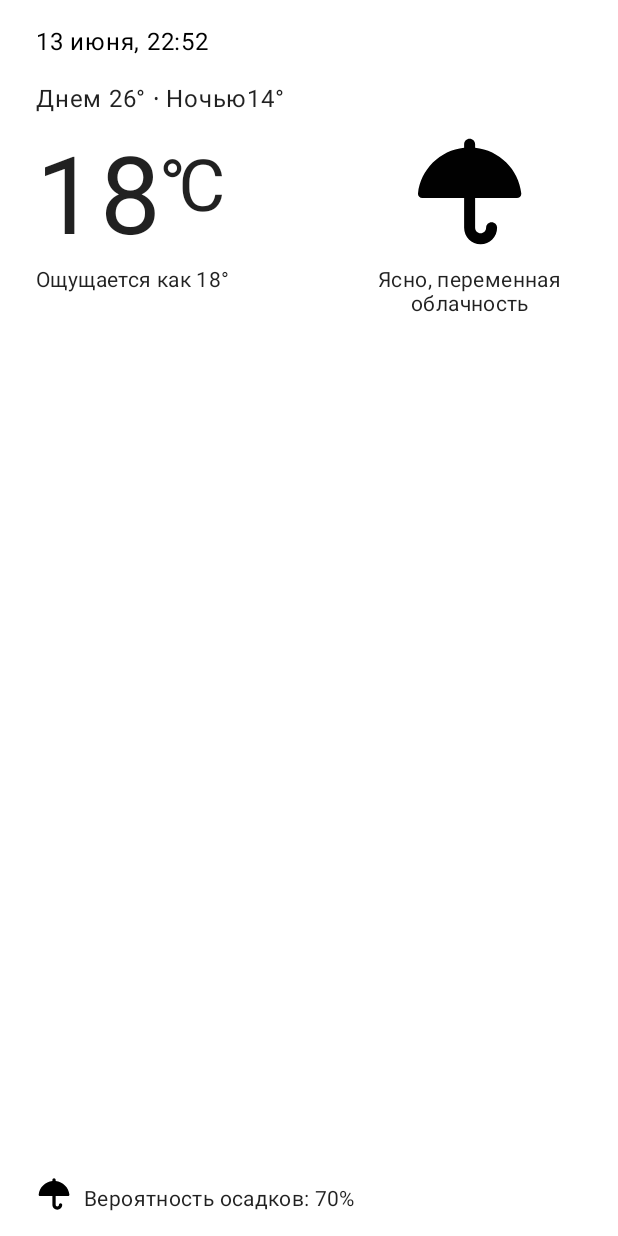
After one commit to DronPascal/GB-Android-Kotlin, an Android app: the layout home__fragment_today.xml on its own in the app's theme, with its tools: preview values and no code run, on a phone screen of 412 x 824 dp. The commit adds this screen. Run offline under Robolectric (Android 15) with nearby library versions, the phone set to English and light mode, and no system bars.

```diff
--- a/WeatherApp/app/build.gradle
+++ b/WeatherApp/app/build.gradle
@@ -47,7 +47,6 @@ android {
 dependencies {
 
     //Kotlin
-    implementation "org.jetbrains.kotlin:kotlin-stdlib:$kotlin_version"
     implementation 'androidx.core:core-ktx:1.5.0'
 
     // Design
@@ -74,6 +73,9 @@ dependencies {
     // GlideToVectorYou
     implementation 'com.github.corouteam:GlideToVectorYou:v2.0.0'
 
+    //GSON
+    implementation 'com.google.code.gson:gson:2.8.7'
+
     // Retrofit
     implementation 'com.squareup.retrofit2:retrofit:2.9.0'
     implementation 'com.squareup.retrofit2:converter-gson:2.9.0'
--- a/WeatherApp/app/src/main/AndroidManifest.xml
+++ b/WeatherApp/app/src/main/AndroidManifest.xml
@@ -13,7 +13,7 @@
         android:supportsRtl="true"
         android:theme="@style/Theme.WeatherApp">
         <activity
-            android:name=".ui.main.MainActivity"
+            android:name=".ui.home.HomeActivity"
             android:label="@string/app_name"
             android:theme="@style/Theme.WeatherApp.NoActionBar">
             <intent-filter>
--- a/WeatherApp/app/src/main/java/com/pascal/weatherapp/ui/main/MainViewModel.kt
+++ b/WeatherApp/app/src/main/java/com/pascal/weatherapp/ui/home/HomeViewModel.kt
@@ -1,4 +1,4 @@
-package com.pascal.weatherapp.ui.main
+package com.pascal.weatherapp.ui.home
 
 import androidx.lifecycle.LiveData
 import androidx.lifecycle.MutableLiveData
@@ -7,7 +7,7 @@ import androidx.lifecycle.ViewModel
 import com.pascal.weatherapp.app.AppState
 import java.sql.Timestamp
 
-class MainViewModel(
+class HomeViewModel(
     val detailsLiveData: MutableLiveData<AppState> = MutableLiveData(),
 ): ViewModel() {
 
--- a/WeatherApp/app/src/main/java/com/pascal/weatherapp/ui/main/fragments/FragmentsPagerAdapter.kt
+++ b/WeatherApp/app/src/main/java/com/pascal/weatherapp/ui/home/fragments/FragmentsPagerAdapter.kt
@@ -1,4 +1,4 @@
-package com.pascal.weatherapp.ui.main.fragments
+package com.pascal.weatherapp.ui.home.fragments
 
 import androidx.fragment.app.Fragment
 import androidx.fragment.app.FragmentActivity
--- a/WeatherApp/app/src/main/java/com/pascal/weatherapp/ui/main/fragments/PlaceholderFragment.kt
+++ b/WeatherApp/app/src/main/java/com/pascal/weatherapp/ui/home/fragments/PlaceholderFragment.kt
@@ -1,4 +1,4 @@
-package com.pascal.weatherapp.ui.main.fragments
+package com.pascal.weatherapp.ui.home.fragments
 //
 //import android.os.Bundle
 //import androidx.fragment.app.Fragment
--- a/WeatherApp/app/src/main/java/com/pascal/weatherapp/ui/main/fragments/TodayFragment.kt
+++ b/WeatherApp/app/src/main/java/com/pascal/weatherapp/ui/home/fragments/TodayFragment.kt
@@ -1,4 +1,4 @@
-package com.pascal.weatherapp.ui.main.fragments
+package com.pascal.weatherapp.ui.home.fragments
 
 import android.os.Bundle
 import android.view.LayoutInflater
@@ -18,7 +18,7 @@ class TodayFragment : Fragment() {
         inflater: LayoutInflater, container: ViewGroup?,
         savedInstanceState: Bundle?
     ): View? {
-        return inflater.inflate(R.layout.fragment_today, container, false)
+        return inflater.inflate(R.layout.home__fragment_today, container, false)
     }
 
 }
--- /dev/null
+++ b/WeatherApp/app/src/main/res/layout/home__fragment_today.xml
@@ -0,0 +1,116 @@
+<?xml version="1.0" encoding="utf-8"?>
+<FrameLayout xmlns:android="http://schemas.android.com/apk/res/android"
+    xmlns:app="http://schemas.android.com/apk/res-auto"
+    xmlns:tools="http://schemas.android.com/tools"
+    android:layout_width="match_parent"
+    android:layout_height="match_parent">
+
+    <androidx.constraintlayout.widget.ConstraintLayout
+        android:layout_width="match_parent"
+        android:layout_height="match_parent"
+        android:id="@+id/contentLayout"
+        android:paddingHorizontal="@dimen/big_padding"
+        android:paddingVertical="@dimen/default_padding"
+        tools:context=".ui.home.fragments.TodayFragment">
+
+        <TextView
+            android:id="@+id/textviewTime"
+            android:layout_width="wrap_content"
+            android:layout_height="wrap_content"
+            android:textAppearance="?attr/textAppearanceBody1"
+            android:textColor="?attr/colorOnSurface"
+            app:layout_constraintLeft_toLeftOf="parent"
+            app:layout_constraintTop_toTopOf="parent"
+            tools:text="13 июня, 22:52" />
+
+        <TextView
+            android:id="@+id/textviewDayNightTemp"
+            android:layout_width="wrap_content"
+            android:layout_height="wrap_content"
+            android:layout_marginTop="@dimen/default_margin"
+            android:textAppearance="?attr/textAppearanceBody1"
+            app:layout_constraintLeft_toLeftOf="parent"
+            app:layout_constraintTop_toBottomOf="@id/textviewTime"
+            tools:text="Днем 26° ∙ Ночью14°" />
+
+        <TextView
+            android:id="@+id/textviewTemp"
+            android:layout_width="wrap_content"
+            android:layout_height="wrap_content"
+            android:textAppearance="?attr/textAppearanceBody1"
+            android:textSize="72sp"
+            app:layout_constraintLeft_toLeftOf="parent"
+            app:layout_constraintTop_toBottomOf="@id/textviewDayNightTemp"
+            tools:text="18" />
+
+        <TextView
+            android:layout_width="wrap_content"
+            android:layout_height="wrap_content"
+            android:paddingTop="@dimen/huge_padding"
+            android:text="@string/degree_superior"
+            android:textAppearance="?attr/textAppearanceBody1"
+            android:textSize="48sp"
+            app:layout_constraintLeft_toRightOf="@+id/textviewTemp"
+            app:layout_constraintTop_toTopOf="@id/textviewTemp" />
+
+        <TextView
+            android:id="@+id/textviewFeels"
+            android:layout_width="wrap_content"
+            android:layout_height="wrap_content"
+            android:textAppearance="?attr/textAppearanceBody2"
+            app:layout_constraintLeft_toLeftOf="parent"
+            app:layout_constraintTop_toBottomOf="@id/textviewTemp"
+            tools:text="Ощущается как 18°" />
+
+        <ImageView
+            android:id="@+id/imageWeather"
+            android:layout_width="150dp"
+            android:layout_height="0dp"
+            android:contentDescription="@string/weather_icon_description"
+            android:paddingHorizontal="@dimen/default_padding"
+            android:paddingVertical="@dimen/small_padding"
+            android:scaleType="centerInside"
+            app:layout_constraintBottom_toBottomOf="@id/textviewTemp"
+            app:layout_constraintRight_toRightOf="parent"
+            app:layout_constraintTop_toTopOf="@id/textviewTemp"
+            tools:src="@drawable/ic_umbrella" />
+
+        <TextView
+            android:id="@+id/textviewWeather"
+            android:layout_width="0dp"
+            android:layout_height="wrap_content"
+            android:textAlignment="center"
+            android:textAppearance="?attr/textAppearanceBody2"
+            app:layout_constraintLeft_toLeftOf="@id/imageWeather"
+            app:layout_constraintRight_toRightOf="@id/imageWeather"
+            app:layout_constraintTop_toBottomOf="@id/imageWeather"
+            tools:text="Ясно, переменная облачность" />
+
+        <ImageView
+            android:id="@+id/imageUmbrella"
+            android:layout_width="@dimen/default_size"
+            android:layout_height="@dimen/default_size"
+            android:contentDescription="@string/umbrella_icon_description"
+            android:scaleType="centerInside"
+            app:layout_constraintBottom_toBottomOf="parent"
+            app:layout_constraintLeft_toLeftOf="parent"
+            app:tint="?attr/colorOnSurface"
+            tools:src="@drawable/ic_umbrella" />
+
+        <TextView
+            android:id="@+id/textviewPrecipitation"
+            android:layout_width="wrap_content"
+            android:layout_height="wrap_content"
+            android:layout_marginStart="@dimen/small_margin"
+            android:textAppearance="?attr/textAppearanceBody2"
+            app:layout_constraintBottom_toBottomOf="parent"
+            app:layout_constraintLeft_toRightOf="@id/imageUmbrella"
+            tools:text="Вероятность осадков: 70%" />
+
+    </androidx.constraintlayout.widget.ConstraintLayout>
+
+    <include
+        android:id="@+id/loadingLayout"
+        layout="@layout/loading_layout" />
+
+</FrameLayout>
--- a/WeatherApp/app/src/main/res/values/colors.xml
+++ b/WeatherApp/app/src/main/res/values/colors.xml
@@ -7,6 +7,6 @@
     <color name="teal_700">#FF018786</color>
     <color name="black">#FF000000</color>
     <color name="white">#FFFFFFFF</color>
-    <color name="white_transparent">#99FFFFFF</color>
-
+    <color name="white_alpha_50">#80FFFFFF</color>
+    <color name="gray_alpha_85">#D9888888</color>
 </resources>
--- /dev/null
+++ b/WeatherApp/app/src/main/res/values/styles.xml
@@ -0,0 +1,6 @@
+<?xml version="1.0" encoding="utf-8"?>
+<resources>
+
+    <item name="loading_background" type="color">@color/gray_alpha_85</item>
+
+</resources>
--- a/WeatherApp/build.gradle
+++ b/WeatherApp/build.gradle
@@ -1,13 +1,12 @@
 // Top-level build file where you can add configuration options common to all sub-projects/modules.
 buildscript {
-    ext.kotlin_version = "1.5.10"
     repositories {
         google()
         mavenCentral()
     }
     dependencies {
         classpath "com.android.tools.build:gradle:4.2.1"
-        classpath "org.jetbrains.kotlin:kotlin-gradle-plugin:$kotlin_version"
+        classpath "org.jetbrains.kotlin:kotlin-gradle-plugin:1.5.10"
         // NOTE: Do not place your application dependencies here; they belong
         // in the individual module build.gradle files
         classpath 'com.google.gms:google-services:4.3.8'
```
Also changed, not shown: WeatherApp/app/src/main/java/com/pascal/weatherapp/ui/home/HomeActivity.kt (renamed from WeatherApp/app/src/main/java/com/pascal/weatherapp/ui/main/MainActivity.kt, +9 -9 lines), WeatherApp/app/src/main/java/com/pascal/weatherapp/ui/home/fragments/TenDaysFragment.kt (renamed from WeatherApp/app/src/main/java/com/pascal/weatherapp/ui/main/fragments/TomorrowFragment.kt, +5 -3 lines), WeatherApp/app/src/main/java/com/pascal/weatherapp/ui/home/fragments/TomorrowFragment.kt (renamed from WeatherApp/app/src/main/java/com/pascal/weatherapp/ui/main/fragments/TenDaysFragment.kt, +3 -5 lines), WeatherApp/app/src/main/res/layout/fragment_today.xml (deleted, +0 -105 lines), WeatherApp/app/src/main/res/layout/fragment_tomorrow.xml (deleted, +0 -75 lines), WeatherApp/app/src/main/res/layout/home__activity.xml (renamed from WeatherApp/app/src/main/res/layout/activity_main.xml, +17 -2 lines), WeatherApp/app/src/main/res/layout/home__fragment_ten_days.xml (renamed from WeatherApp/app/src/main/res/layout/fragment_ten_days.xml, +8 -2 lines), WeatherApp/app/src/main/res/layout/home__fragment_tomorrow.xml (added, +86 -0 lines), WeatherApp/app/src/main/res/layout/loading_layout.xml (added, +17 -0 lines).
